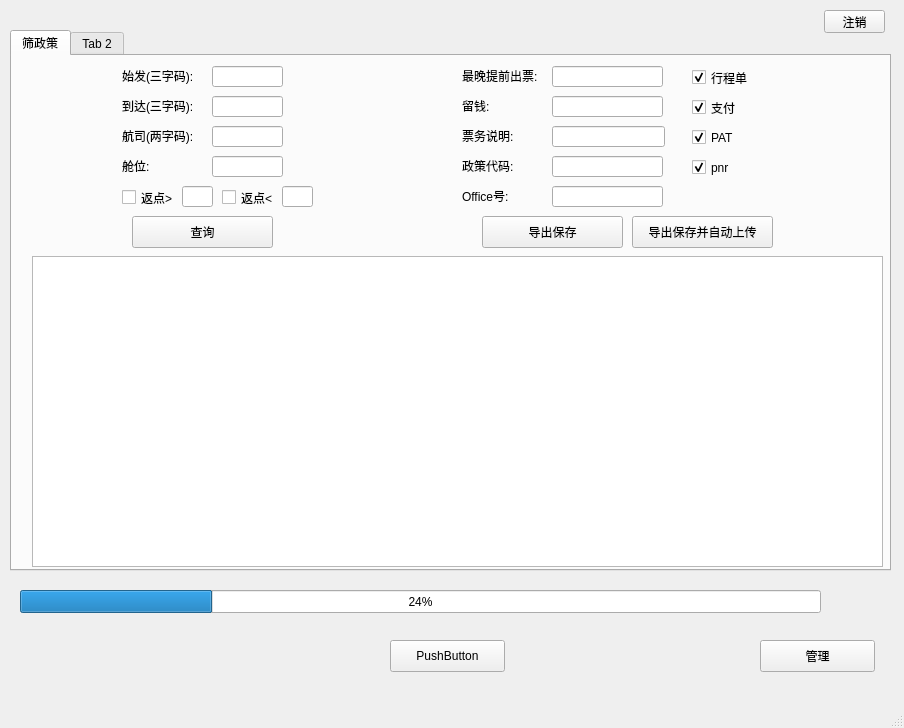
Old version of the form Interface_BT/mainwindow.ui in the repository freshStones/alpaca.
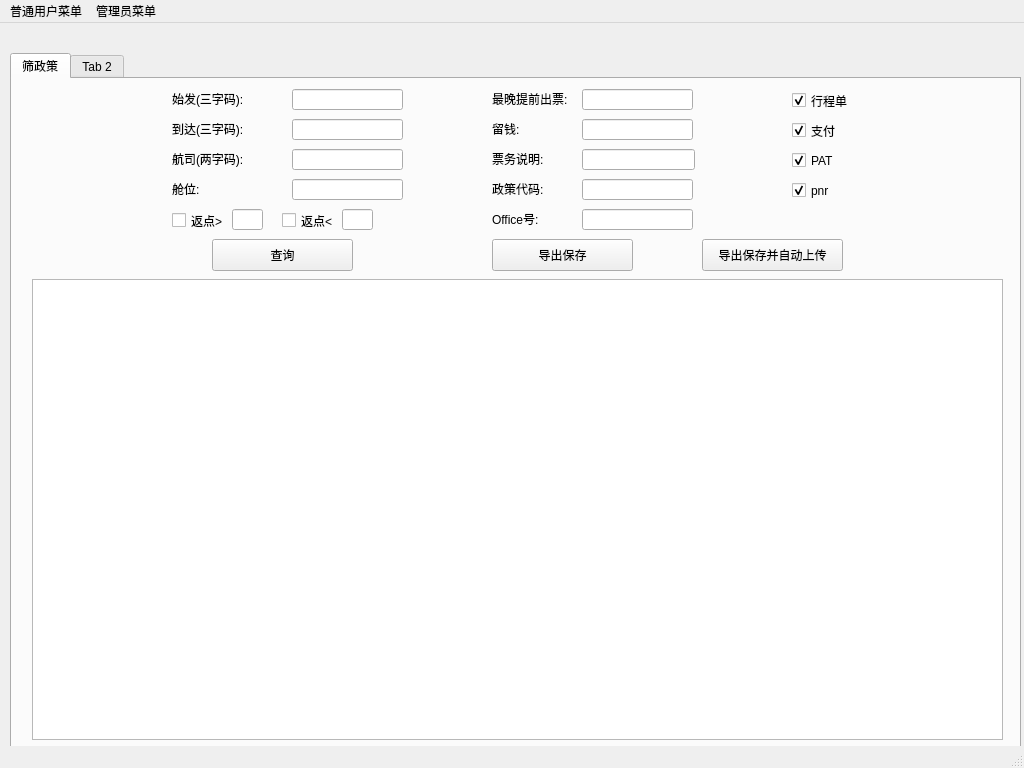
New version of the form.

Diff of the .ui file:
```diff
--- a/Interface_BT/mainwindow.ui
+++ b/Interface_BT/mainwindow.ui
@@ -6,34 +6,21 @@
    <rect>
     <x>0</x>
     <y>0</y>
-    <width>904</width>
-    <height>728</height>
+    <width>1024</width>
+    <height>768</height>
    </rect>
   </property>
   <property name="windowTitle">
    <string>MainWindow</string>
   </property>
   <widget class="QWidget" name="centralwidget">
-   <widget class="QPushButton" name="pushButton">
-    <property name="geometry">
-     <rect>
-      <x>390</x>
-      <y>640</y>
-      <width>115</width>
-      <height>32</height>
-     </rect>
-    </property>
-    <property name="text">
-     <string>PushButton</string>
-    </property>
-   </widget>
    <widget class="QTabWidget" name="tabs">
     <property name="geometry">
      <rect>
       <x>10</x>
       <y>30</y>
-      <width>881</width>
-      <height>541</height>
+      <width>1011</width>
+      <height>701</height>
      </rect>
     </property>
     <property name="currentIndex">
@@ -48,17 +35,17 @@
        <rect>
         <x>20</x>
         <y>200</y>
-        <width>851</width>
-        <height>311</height>
+        <width>971</width>
+        <height>461</height>
        </rect>
       </property>
      </widget>
      <widget class="QLineEdit" name="dep">
       <property name="geometry">
        <rect>
-        <x>200</x>
+        <x>280</x>
         <y>10</y>
-        <width>71</width>
+        <width>111</width>
         <height>21</height>
        </rect>
       </property>
@@ -66,9 +53,9 @@
      <widget class="QLineEdit" name="arr">
       <property name="geometry">
        <rect>
-        <x>200</x>
+        <x>280</x>
         <y>40</y>
-        <width>71</width>
+        <width>111</width>
         <height>21</height>
        </rect>
       </property>
@@ -76,7 +63,7 @@
      <widget class="QLineEdit" name="supplierCode">
       <property name="geometry">
        <rect>
-        <x>540</x>
+        <x>570</x>
         <y>130</y>
         <width>111</width>
         <height>21</height>
@@ -86,7 +73,7 @@
      <widget class="QLineEdit" name="LTT">
       <property name="geometry">
        <rect>
-        <x>540</x>
+        <x>570</x>
         <y>10</y>
         <width>111</width>
         <height>21</height>
@@ -96,7 +83,7 @@
      <widget class="QLineEdit" name="policyNo">
       <property name="geometry">
        <rect>
-        <x>540</x>
+        <x>570</x>
         <y>100</y>
         <width>111</width>
         <height>21</height>
@@ -106,7 +93,7 @@
      <widget class="QLabel" name="label_2">
       <property name="geometry">
        <rect>
-        <x>110</x>
+        <x>160</x>
         <y>10</y>
         <width>91</width>
         <height>19</height>
@@ -119,7 +106,7 @@
      <widget class="QLabel" name="label_3">
       <property name="geometry">
        <rect>
-        <x>110</x>
+        <x>160</x>
         <y>40</y>
         <width>81</width>
         <height>19</height>
@@ -132,7 +119,7 @@
      <widget class="QLabel" name="label_4">
       <property name="geometry">
        <rect>
-        <x>450</x>
+        <x>480</x>
         <y>100</y>
         <width>62</width>
         <height>19</height>
@@ -145,7 +132,7 @@
      <widget class="QLabel" name="label_5">
       <property name="geometry">
        <rect>
-        <x>450</x>
+        <x>480</x>
         <y>130</y>
         <width>62</width>
         <height>19</height>
@@ -158,7 +145,7 @@
      <widget class="QLabel" name="label_6">
       <property name="geometry">
        <rect>
-        <x>450</x>
+        <x>480</x>
         <y>10</y>
         <width>91</width>
         <height>19</height>
@@ -171,7 +158,7 @@
      <widget class="QLabel" name="label_7">
       <property name="geometry">
        <rect>
-        <x>450</x>
+        <x>480</x>
         <y>70</y>
         <width>62</width>
         <height>19</height>
@@ -184,7 +171,7 @@
      <widget class="QLineEdit" name="memo">
       <property name="geometry">
        <rect>
-        <x>540</x>
+        <x>570</x>
         <y>70</y>
         <width>113</width>
         <height>21</height>
@@ -194,7 +181,7 @@
      <widget class="QCheckBox" name="patCheck">
       <property name="geometry">
        <rect>
-        <x>680</x>
+        <x>780</x>
         <y>70</y>
         <width>86</width>
         <height>23</height>
@@ -210,7 +197,7 @@
      <widget class="QCheckBox" name="pnrCheck">
       <property name="geometry">
        <rect>
-        <x>680</x>
+        <x>780</x>
         <y>100</y>
         <width>86</width>
         <height>23</height>
@@ -226,7 +213,7 @@
      <widget class="QCheckBox" name="itineraryCheck">
       <property name="geometry">
        <rect>
-        <x>680</x>
+        <x>780</x>
         <y>10</y>
         <width>86</width>
         <height>23</height>
@@ -245,7 +232,7 @@
      <widget class="QCheckBox" name="payCheck">
       <property name="geometry">
        <rect>
-        <x>680</x>
+        <x>780</x>
         <y>40</y>
         <width>86</width>
         <height>23</height>
@@ -261,7 +248,7 @@
      <widget class="QLineEdit" name="rateGt">
       <property name="geometry">
        <rect>
-        <x>170</x>
+        <x>220</x>
         <y>130</y>
         <width>31</width>
         <height>21</height>
@@ -271,7 +258,7 @@
      <widget class="QCheckBox" name="rateGtCheck">
       <property name="geometry">
        <rect>
-        <x>110</x>
+        <x>160</x>
         <y>130</y>
         <width>61</width>
         <height>23</height>
@@ -284,7 +271,7 @@
      <widget class="QCheckBox" name="rateLtCheck">
       <property name="geometry">
        <rect>
-        <x>210</x>
+        <x>270</x>
         <y>130</y>
         <width>61</width>
         <height>23</height>
@@ -297,7 +284,7 @@
      <widget class="QLineEdit" name="rateLt">
       <property name="geometry">
        <rect>
-        <x>270</x>
+        <x>330</x>
         <y>130</y>
         <width>31</width>
         <height>21</height>
@@ -307,7 +294,7 @@
      <widget class="QLabel" name="label_8">
       <property name="geometry">
        <rect>
-        <x>450</x>
+        <x>480</x>
         <y>40</y>
         <width>41</width>
         <height>19</height>
@@ -320,7 +307,7 @@
      <widget class="QLineEdit" name="moneyKeep">
       <property name="geometry">
        <rect>
-        <x>540</x>
+        <x>570</x>
         <y>40</y>
         <width>111</width>
         <height>21</height>
@@ -330,7 +317,7 @@
      <widget class="QPushButton" name="queryButton">
       <property name="geometry">
        <rect>
-        <x>120</x>
+        <x>200</x>
         <y>160</y>
         <width>141</width>
         <height>32</height>
@@ -343,7 +330,7 @@
      <widget class="QPushButton" name="dumpButton">
       <property name="geometry">
        <rect>
-        <x>470</x>
+        <x>480</x>
         <y>160</y>
         <width>141</width>
         <height>32</height>
@@ -356,7 +343,7 @@
      <widget class="QPushButton" name="dumpUpload">
       <property name="geometry">
        <rect>
-        <x>620</x>
+        <x>690</x>
         <y>160</y>
         <width>141</width>
         <height>32</height>
@@ -369,7 +356,7 @@
      <widget class="QLabel" name="label_9">
       <property name="geometry">
        <rect>
-        <x>110</x>
+        <x>160</x>
         <y>70</y>
         <width>81</width>
         <height>20</height>
@@ -382,9 +369,9 @@
      <widget class="QLineEdit" name="companyCode">
       <property name="geometry">
        <rect>
-        <x>200</x>
+        <x>280</x>
         <y>70</y>
-        <width>71</width>
+        <width>111</width>
         <height>21</height>
        </rect>
       </property>
@@ -395,7 +382,7 @@
      <widget class="QLabel" name="label_10">
       <property name="geometry">
        <rect>
-        <x>110</x>
+        <x>160</x>
         <y>100</y>
         <width>62</width>
         <height>19</height>
@@ -408,9 +395,9 @@
      <widget class="QLineEdit" name="space">
       <property name="geometry">
        <rect>
-        <x>200</x>
+        <x>280</x>
         <y>100</y>
-        <width>71</width>
+        <width>111</width>
         <height>21</height>
        </rect>
       </property>
@@ -432,71 +419,32 @@
      </widget>
     </widget>
    </widget>
-   <widget class="QProgressBar" name="progressBar">
-    <property name="geometry">
-     <rect>
-      <x>20</x>
-      <y>590</y>
-      <width>801</width>
-      <height>23</height>
-     </rect>
-    </property>
-    <property name="value">
-     <number>24</number>
-    </property>
-   </widget>
-   <widget class="QLabel" name="label">
-    <property name="geometry">
-     <rect>
-      <x>50</x>
-      <y>620</y>
-      <width>801</width>
-      <height>17</height>
-     </rect>
-    </property>
-    <property name="text">
-     <string/>
-    </property>
-    <property name="alignment">
-     <set>Qt::AlignCenter</set>
-    </property>
-   </widget>
-   <widget class="QPushButton" name="userManager">
-    <property name="geometry">
-     <rect>
-      <x>760</x>
-      <y>640</y>
-      <width>115</width>
-      <height>32</height>
-     </rect>
-    </property>
-    <property name="text">
-     <string>管理</string>
-    </property>
-   </widget>
-   <widget class="QPushButton" name="button_logout">
-    <property name="geometry">
-     <rect>
-      <x>824</x>
-      <y>10</y>
-      <width>61</width>
-      <height>23</height>
-     </rect>
-    </property>
-    <property name="text">
-     <string>注销</string>
-    </property>
-   </widget>
   </widget>
   <widget class="QMenuBar" name="menubar">
    <property name="geometry">
     <rect>
      <x>0</x>
      <y>0</y>
-     <width>904</width>
+     <width>1024</width>
      <height>21</height>
     </rect>
    </property>
+   <widget class="QMenu" name="menu_common">
+    <property name="title">
+     <string>普通用户菜单</string>
+    </property>
+    <addaction name="action_alterPwd"/>
+    <addaction name="action_logOut"/>
+    <addaction name="action_exit"/>
+   </widget>
+   <widget class="QMenu" name="menu_admin">
+    <property name="title">
+     <string>管理员菜单</string>
+    </property>
+    <addaction name="action_accountProc"/>
+   </widget>
+   <addaction name="menu_common"/>
+   <addaction name="menu_admin"/>
   </widget>
   <widget class="QStatusBar" name="statusbar"/>
  </widget>
```
Left out of the diff: 50 changed lines with no effect on the pictures.
